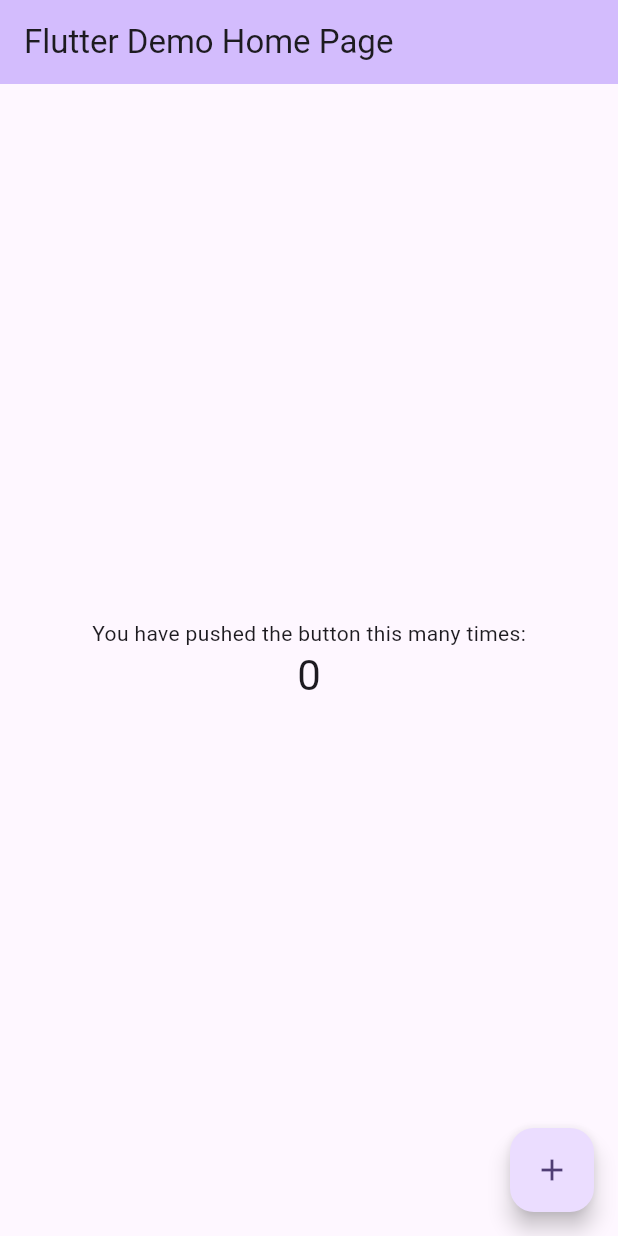
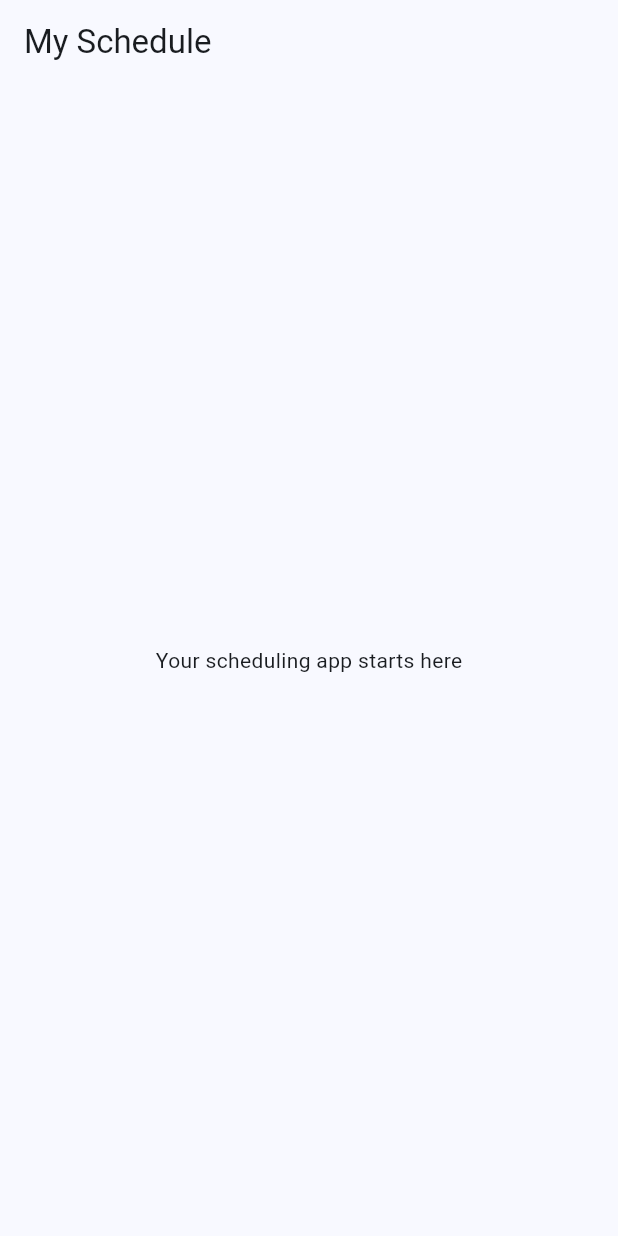
Before and after one commit to wasi-coder/schedully, a Flutter app: the screen it shows after launch, on a phone screen of 412 x 824 dp. Run offline on Flutter 3.47's test engine with Material 3 defaults, Android fonts, the phone set to English and light mode, and no system bars.

Commit message:
satrted with a homeapage

```diff
--- a/lib/pages/homepage.dart
+++ b/lib/pages/homepage.dart
@@ -0,0 +1,17 @@
+import 'package:flutter/material.dart';
+
+class HomePage extends StatelessWidget {
+  const HomePage({super.key});
+
+  @override
+  Widget build(BuildContext context) {
+    return Scaffold(
+      appBar: AppBar(
+        title: const Text('My Schedule'),
+      ),
+      body: const Center(
+        child: Text('Your scheduling app starts here'),
+      ),
+    );
+  }
+}
--- a/lib/pages/main.dart
+++ b/lib/pages/main.dart
@@ -1,4 +1,5 @@
 import 'package:flutter/material.dart';
+import 'homepage.dart';
 
 void main() {
   runApp(const MyApp());
@@ -7,61 +8,15 @@ void main() {
 class MyApp extends StatelessWidget {
   const MyApp({super.key});
 
-  // This widget is the root of your application.
   @override
   Widget build(BuildContext context) {
     return MaterialApp(
-      title: 'Flutter Demo',
+      title: 'Scheduling App',
       theme: ThemeData(
-        colorScheme: ColorScheme.fromSeed(seedColor: Colors.deepPurple),
+        colorScheme: ColorScheme.fromSeed(seedColor: Colors.blue),
+        useMaterial3: true,
       ),
-      home: const MyHomePage(title: 'Flutter Demo Home Page'),
+      home: const HomePage(),
     );
   }
 }
-
-class MyHomePage extends StatefulWidget {
-  const MyHomePage({super.key, required this.title});
-
-  final String title;
-
-  @override
-  State<MyHomePage> createState() => _MyHomePageState();
-}
-
-class _MyHomePageState extends State<MyHomePage> {
-  int _counter = 0;
-
-  void _incrementCounter() {
-    setState(() {
-      _counter++;
-    });
-  }
-
-  @override
-  Widget build(BuildContext context) {
-    return Scaffold(
-      appBar: AppBar(
-        backgroundColor: Theme.of(context).colorScheme.inversePrimary,
-        title: Text(widget.title),
-      ),
-      body: Center(
-        child: Column(
-          mainAxisAlignment: MainAxisAlignment.center,
-          children: <Widget>[
-            const Text('You have pushed the button this many times:'),
-            Text(
-              '$_counter',
-              style: Theme.of(context).textTheme.headlineMedium,
-            ),
-          ],
-        ),
-      ),
-      floatingActionButton: FloatingActionButton(
-        onPressed: _incrementCounter,
-        tooltip: 'Increment',
-        child: const Icon(Icons.add),
-      ),
-    );
-  }
-}
```
